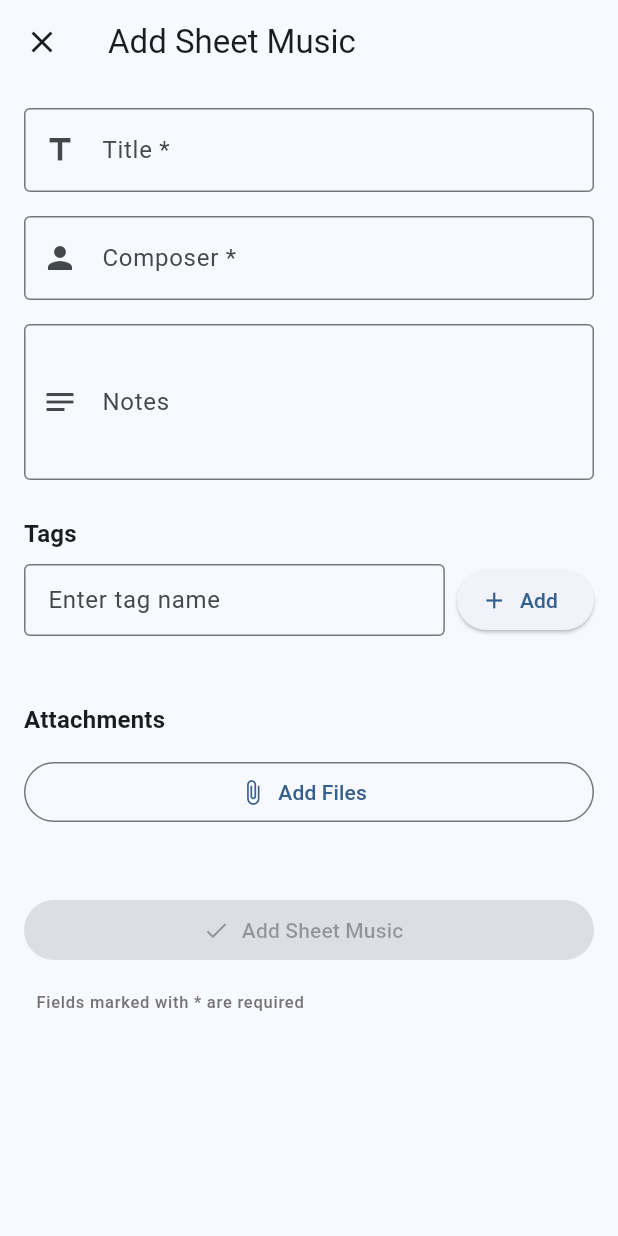
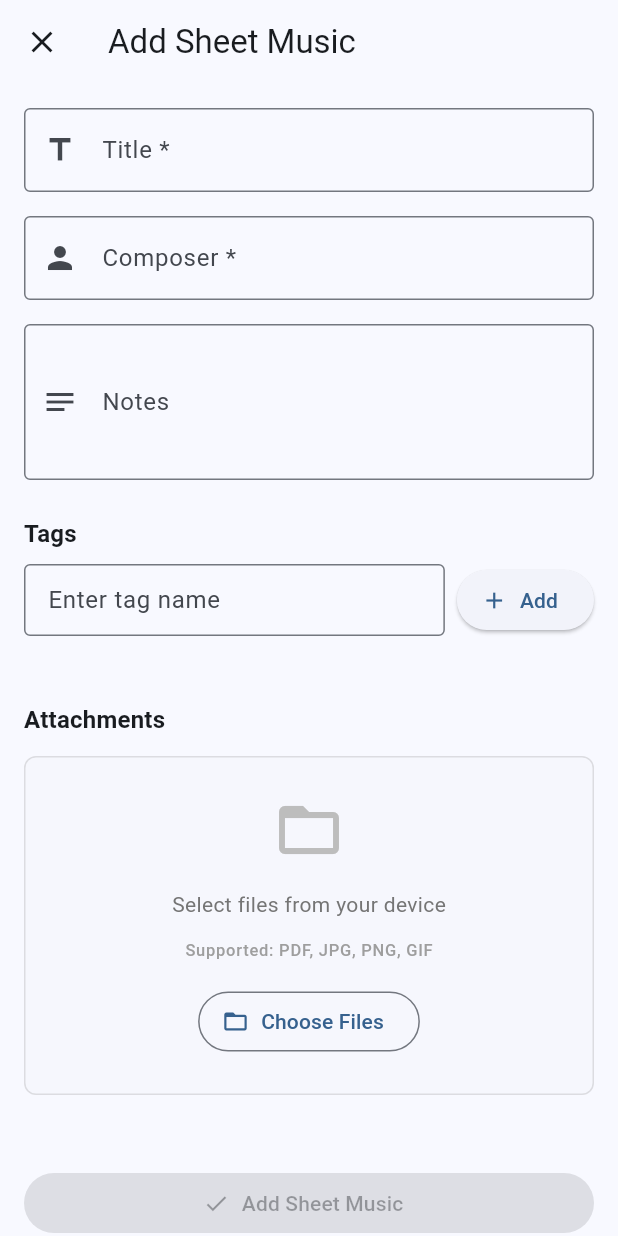
Before and after one commit to tomatitito/sheet-scanner, a Flutter app: the _AddSheetForm screen opened directly with empty values, on a phone screen of 412 x 824 dp. Run offline on Flutter 3.47's test engine with Material 3 defaults, Android fonts, the phone set to English and light mode, and no system bars; our stand-ins replace camera, drift, equatable, file_picker, flutter_bloc, freezed_annotation and 3 more; missing offline and left inert: google_mlkit_text_recognition; accounts and stored records are empty; generated files the repository leaves out were written again.

Commit message:
feat/sheet-scanner-cv1: Enhance desktop file picker with visual improvements
- Create FilePickerDropZone widget with better UX
- Show file type icons (PDF, images)
- Display file sizes for selected files
- Improved visual feedback with drop zone styling
- Better file list presentation with separators
- Platform-aware file picker area (desktop vs mobile)
- Integrate into AddSheetPage for cleaner layout

```diff
--- a/lib/features/sheet_music/presentation/pages/add_sheet_page.dart
+++ b/lib/features/sheet_music/presentation/pages/add_sheet_page.dart
@@ -4,6 +4,7 @@ import 'package:sheet_scanner/core/di/injection.dart';
 import 'package:sheet_scanner/features/sheet_music/data/services/file_picker_service.dart';
 import 'package:sheet_scanner/features/sheet_music/presentation/cubit/add_sheet_cubit.dart';
 import 'package:sheet_scanner/features/sheet_music/presentation/cubit/add_sheet_state.dart';
+import 'package:sheet_scanner/features/sheet_music/presentation/widgets/file_picker_drop_zone.dart';
 
 /// Page for adding a new sheet music entry to the library
 class AddSheetPage extends StatefulWidget {
@@ -310,61 +311,13 @@ class _AddSheetFormState extends State<_AddSheetForm> {
                     ),
                   const SizedBox(height: 32),
 
-                  // File picker section
-                  Text(
-                    'Attachments',
-                    style: Theme.of(context)
-                        .textTheme
-                        .titleMedium
-                        ?.copyWith(fontWeight: FontWeight.bold),
+                  // File picker section - using enhanced drop zone widget
+                  FilePickerDropZone(
+                    selectedFiles: widget.selectedFiles,
+                    onPickFiles: _pickFiles,
+                    onRemoveFile: _removeFile,
+                    isSubmitting: isSubmitting,
                   ),
-                  const SizedBox(height: 12),
-                  SizedBox(
-                    width: double.infinity,
-                    child: OutlinedButton.icon(
-                      onPressed: isSubmitting ? null : _pickFiles,
-                      icon: const Icon(Icons.attach_file),
-                      label: const Text('Add Files'),
-                    ),
-                  ),
-                  const SizedBox(height: 12),
-                  if (widget.selectedFiles.isNotEmpty)
-                    Column(
-                      crossAxisAlignment: CrossAxisAlignment.start,
-                      children: [
-                        Text(
-                          'Selected Files (${widget.selectedFiles.length})',
-                          style:
-                              Theme.of(context).textTheme.labelMedium?.copyWith(
-                                    color: Colors.grey[600],
-                                  ),
-                        ),
-                        const SizedBox(height: 8),
-                        ListView.builder(
-                          shrinkWrap: true,
-                          physics: const NeverScrollableScrollPhysics(),
-                          itemCount: widget.selectedFiles.length,
-                          itemBuilder: (context, index) {
-                            final filePath = widget.selectedFiles[index];
-                            final fileName = filePath.split('/').last;
-                            return ListTile(
-                              contentPadding: EdgeInsets.zero,
-                              leading: const Icon(Icons.insert_drive_file),
-                              title: Text(
-                                fileName,
-                                overflow: TextOverflow.ellipsis,
-                              ),
-                              trailing: isSubmitting
-                                  ? null
-                                  : IconButton(
-                                      icon: const Icon(Icons.close),
-                                      onPressed: () => _removeFile(filePath),
-                                    ),
-                            );
-                          },
-                        ),
-                      ],
-                    ),
                   const SizedBox(height: 32),
 
                   // Submit button
--- /dev/null
+++ b/lib/features/sheet_music/presentation/widgets/file_picker_drop_zone.dart
@@ -0,0 +1,182 @@
+import 'dart:io';
+import 'package:flutter/material.dart';
+import 'package:sheet_scanner/core/utils/platform_helper.dart';
+
+/// Desktop-optimized file picker with visual enhancements.
+/// Provides better UX for file selection with drag-drop area visualization
+/// and file size/type validation feedback.
+class FilePickerDropZone extends StatefulWidget {
+  final List<String> selectedFiles;
+  final VoidCallback onPickFiles;
+  final Function(String) onRemoveFile;
+  final bool isSubmitting;
+
+  const FilePickerDropZone({
+    super.key,
+    required this.selectedFiles,
+    required this.onPickFiles,
+    required this.onRemoveFile,
+    this.isSubmitting = false,
+  });
+
+  @override
+  State<FilePickerDropZone> createState() => _FilePickerDropZoneState();
+}
+
+class _FilePickerDropZoneState extends State<FilePickerDropZone> {
+  @override
+  Widget build(BuildContext context) {
+    final isDesktop = PlatformHelper.isDesktop();
+
+    return Column(
+      crossAxisAlignment: CrossAxisAlignment.start,
+      children: [
+        Text(
+          'Attachments',
+          style: Theme.of(context)
+              .textTheme
+              .titleMedium
+              ?.copyWith(fontWeight: FontWeight.bold),
+        ),
+        const SizedBox(height: 12),
+        // File picker area
+        _buildPickerArea(context, isDesktop),
+        const SizedBox(height: 16),
+        // Selected files list
+        if (widget.selectedFiles.isNotEmpty) _buildSelectedFilesList(context),
+      ],
+    );
+  }
+
+  Widget _buildPickerArea(BuildContext context, bool isDesktop) {
+    return Container(
+      width: double.infinity,
+      decoration: BoxDecoration(
+        border: Border.all(
+          color: Colors.grey.withValues(alpha: 0.3),
+          width: 1,
+          style: BorderStyle.solid,
+        ),
+        borderRadius: BorderRadius.circular(8),
+        color: Colors.grey.withValues(alpha: 0.02),
+      ),
+      child: Padding(
+        padding: const EdgeInsets.all(24.0),
+        child: Column(
+          mainAxisSize: MainAxisSize.min,
+          children: [
+            Icon(
+              isDesktop ? Icons.cloud_upload_outlined : Icons.folder_open,
+              size: 48,
+              color: Colors.grey[400],
+            ),
+            const SizedBox(height: 16),
+            Text(
+              isDesktop
+                  ? 'Drag files here or select below'
+                  : 'Select files from your device',
+              style: Theme.of(context).textTheme.bodyMedium?.copyWith(
+                    color: Colors.grey[600],
+                  ),
+            ),
+            const SizedBox(height: 12),
+            Text(
+              'Supported: PDF, JPG, PNG, GIF',
+              style: Theme.of(context).textTheme.labelSmall?.copyWith(
+                    color: Colors.grey[500],
+                  ),
+            ),
+            const SizedBox(height: 16),
+            OutlinedButton.icon(
+              onPressed: widget.isSubmitting ? null : widget.onPickFiles,
+              icon: const Icon(Icons.folder_open),
+              label: Text(isDesktop ? 'Select Files...' : 'Choose Files'),
+            ),
+          ],
+        ),
+      ),
+    );
+  }
+
+  Widget _buildSelectedFilesList(BuildContext context) {
+    return Column(
+      crossAxisAlignment: CrossAxisAlignment.start,
+      children: [
+        Text(
+          'Selected Files (${widget.selectedFiles.length})',
+          style: Theme.of(context).textTheme.labelMedium?.copyWith(
+                color: Colors.grey[600],
+              ),
+        ),
+        const SizedBox(height: 8),
+        Container(
+          decoration: BoxDecoration(
+            border: Border.all(color: Colors.grey.withValues(alpha: 0.2)),
+            borderRadius: BorderRadius.circular(8),
+          ),
+          child: ListView.separated(
+            shrinkWrap: true,
+            physics: const NeverScrollableScrollPhysics(),
+            itemCount: widget.selectedFiles.length,
+            separatorBuilder: (context, index) => Divider(
+              height: 1,
+              color: Colors.grey.withValues(alpha: 0.1),
+            ),
+            itemBuilder: (context, index) {
+              final filePath = widget.selectedFiles[index];
+              final fileName = filePath.split('/').last;
+              final fileSize = _getFileSize(filePath);
+
+              return ListTile(
+                contentPadding: const EdgeInsets.symmetric(
+                  horizontal: 12,
+                  vertical: 4,
+                ),
+                leading: _getFileIcon(fileName),
+                title: Text(
+                  fileName,
+                  overflow: TextOverflow.ellipsis,
+                ),
+                subtitle: Text(
+                  fileSize,
+                  style: Theme.of(context).textTheme.labelSmall,
+                ),
+                trailing: widget.isSubmitting
+                    ? null
+                    : IconButton(
+                        icon: const Icon(Icons.clear),
+                        tooltip: 'Remove file',
+                        onPressed: () => widget.onRemoveFile(filePath),
+                      ),
+              );
+            },
+          ),
+        ),
+      ],
+    );
+  }
+
+  String _getFileSize(String filePath) {
+    try {
+      final file = File(filePath);
+      final size = file.lengthSync();
+      if (size < 1024 * 1024) {
+        return '${(size / 1024).toStringAsFixed(1)} KB';
+      } else {
+        return '${(size / (1024 * 1024)).toStringAsFixed(1)} MB';
+      }
+    } catch (e) {
+      return 'Unknown size';
+    }
+  }
+
+  Widget _getFileIcon(String fileName) {
+    final extension = fileName.split('.').last.toLowerCase();
+    if (extension == 'pdf') {
+      return Icon(Icons.picture_as_pdf, color: Colors.red[400]);
+    } else if (['jpg', 'jpeg', 'png', 'gif'].contains(extension)) {
+      return Icon(Icons.image, color: Colors.blue[400]);
+    }
+    return const Icon(Icons.insert_drive_file);
+  }
+}
```
